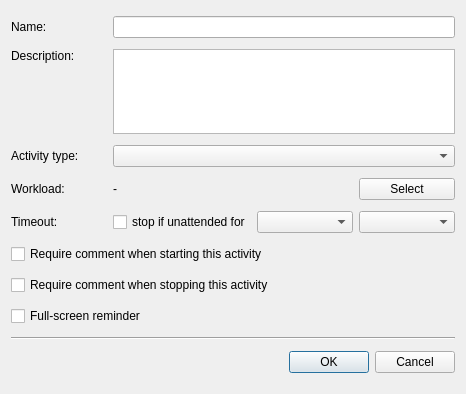
akapustiatyahoocouk/TimeTracker3, file Src.QT/tt3-gui/CreatePublicActivityDialog.ui: the form before one commit.
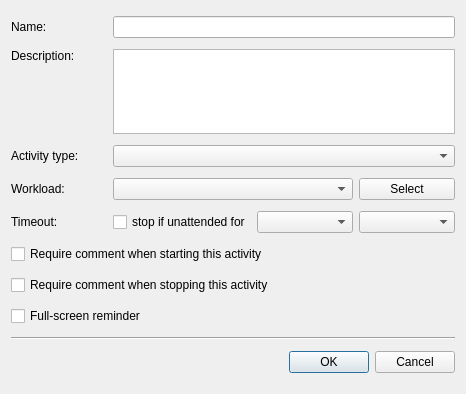
The form after the commit. Icons and pictures are not drawn.

Patch:
```diff
--- a/Src.QT/tt3-gui/CreatePublicActivityDialog.ui
+++ b/Src.QT/tt3-gui/CreatePublicActivityDialog.ui
@@ -113,16 +113,6 @@
      </property>
     </widget>
    </item>
-   <item row="3" column="1" colspan="2">
-    <widget class="QLabel" name="workloadValueLabel">
-     <property name="text">
-      <string>-</string>
-     </property>
-     <property name="wordWrap">
-      <bool>true</bool>
-     </property>
-    </widget>
-   </item>
    <item row="3" column="3">
     <widget class="QPushButton" name="selectWorkloadPushButton">
      <property name="text">
@@ -153,6 +143,9 @@
      </property>
     </widget>
    </item>
+   <item row="3" column="1" colspan="2">
+    <widget class="QComboBox" name="workloadComboBox"/>
+   </item>
   </layout>
  </widget>
  <tabstops>
```
Left out of the diff: 1 changed line with no effect on the pictures.
